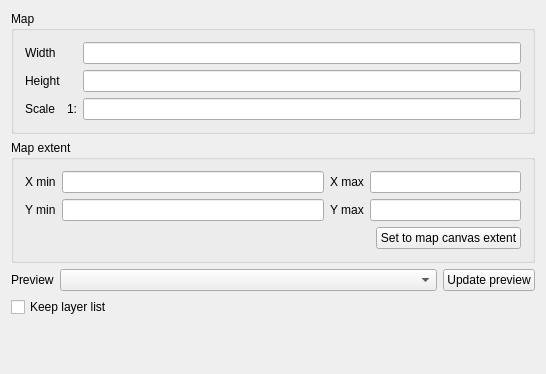
Old version of the form src/ui/qgscomposermapwidgetbase.ui in the repository qgis/QGIS.
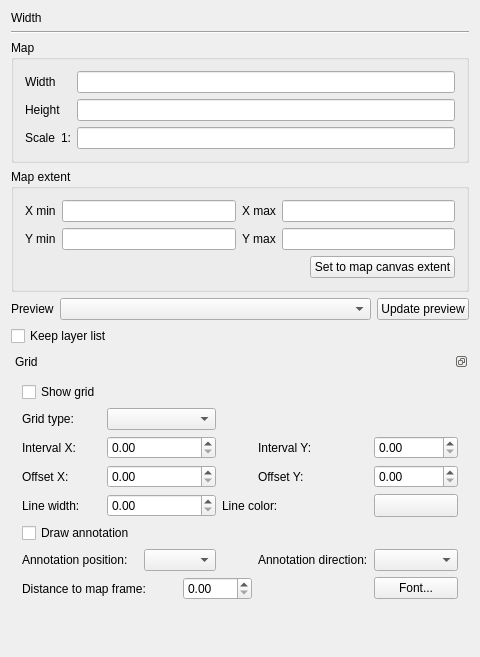
New version of the form. Custom widgets are drawn as their Qt base class.

```diff
--- a/src/ui/qgscomposermapwidgetbase.ui
+++ b/src/ui/qgscomposermapwidgetbase.ui
@@ -1,12 +1,12 @@
 <ui version="4.0" >
  <class>QgsComposerMapWidgetBase</class>
- <widget class="QWidget" name="QgsComposerMapWidgetBase" >
-  <property name="geometry" >
+ <widget class="QWidget" name="QgsComposerMapWidgetBase">
+  <property name="geometry">
    <rect>
     <x>0</x>
     <y>0</y>
-    <width>546</width>
-    <height>374</height>
+    <width>472</width>
+    <height>657</height>
    </rect>
   </property>
   <property name="sizePolicy" >
@@ -18,19 +18,45 @@
   <property name="windowTitle" >
    <string>Map options</string>
   </property>
-  <layout class="QGridLayout" >
-   <item row="0" column="0" colspan="3" >
-    <widget class="QGroupBox" name="groupBox" >
-     <property name="title" >
+  <layout class="QGridLayout" name="gridLayout_3">
+   <item row="0" column="0">
+    <widget class="QLabel" name="textLabel1">
+     <property name="text">
+      <string>Width</string>
+     </property>
+     <property name="wordWrap">
+      <bool>true</bool>
+     </property>
+     <property name="buddy">
+      <cstring>mWidthLineEdit</cstring>
+     </property>
+    </widget>
+   </item>
+   <item row="1" column="0">
+    <widget class="Line" name="line1">
+     <property name="frameShape">
+      <enum>QFrame::HLine</enum>
+     </property>
+     <property name="frameShadow">
+      <enum>QFrame::Sunken</enum>
+     </property>
+     <property name="orientation">
+      <enum>Qt::Horizontal</enum>
+     </property>
+    </widget>
+   </item>
+   <item row="2" column="0">
+    <widget class="QGroupBox" name="mMapGroupBox">
+     <property name="title">
       <string>Map</string>
      </property>
-     <layout class="QGridLayout" >
-      <item row="0" column="0" >
-       <widget class="QLabel" name="textLabel1" >
-        <property name="text" >
+     <layout class="QGridLayout" name="gridLayout_2">
+      <item row="0" column="0">
+       <widget class="QLabel" name="textLabel1">
+        <property name="text">
          <string>Width</string>
         </property>
-        <property name="wordWrap" >
+        <property name="wordWrap">
          <bool>true</bool>
         </property>
         <property name="buddy" >
@@ -38,29 +64,25 @@
         </property>
        </widget>
       </item>
-      <item row="0" column="2" >
-       <widget class="QLineEdit" name="mWidthLineEdit" />
+      <item row="0" column="1">
+       <widget class="QLineEdit" name="mWidthLineEdit"/>
       </item>
-      <item row="1" column="0" >
-       <widget class="QLabel" name="textLabel2" >
-        <property name="text" >
+      <item row="1" column="0">
+       <widget class="QLabel" name="label_3">
+        <property name="text">
          <string>Height</string>
         </property>
-        <property name="wordWrap" >
-         <bool>true</bool>
-        </property>
-        <property name="buddy" >
-         <cstring>mHeightLineEdit</cstring>
-        </property>
        </widget>
       </item>
-      <item row="1" column="2" >
-       <widget class="QLineEdit" name="mHeightLineEdit" />
+      <item row="1" column="1">
+       <widget class="QLineEdit" name="mHeightLineEdit"/>
       </item>
-      <item row="2" column="0" >
-       <widget class="QLabel" name="label_2" >
-        <property name="sizePolicy" >
-         <sizepolicy vsizetype="Preferred" hsizetype="Preferred" >
+      <item row="2" column="0">
+       <layout class="QHBoxLayout" name="horizontalLayout">
+        <item>
+         <widget class="QLabel" name="label_2">
+          <property name="sizePolicy">
+           <sizepolicy hsizetype="Preferred" vsizetype="Preferred">
           <horstretch>0</horstretch>
           <verstretch>0</verstretch>
          </sizepolicy>
@@ -73,19 +95,18 @@
         </property>
        </widget>
       </item>
-      <item row="2" column="1" >
-       <widget class="QLabel" name="label" >
-        <property name="text" >
+        <item>
+         <widget class="QLabel" name="label">
+          <property name="text">
          <string>1:</string>
         </property>
-        <property name="alignment" >
-         <set>Qt::AlignRight|Qt::AlignTrailing|Qt::AlignVCenter</set>
-        </property>
-       </widget>
-      </item>
-      <item row="2" column="2" >
-       <widget class="QLineEdit" name="mScaleLineEdit" >
-        <property name="inputMask" >
+         </widget>
+        </item>
+       </layout>
+      </item>
+      <item row="2" column="1">
+       <widget class="QLineEdit" name="mScaleLineEdit">
+        <property name="inputMask">
          <string/>
         </property>
        </widget>
@@ -93,15 +114,20 @@
      </layout>
     </widget>
    </item>
-   <item row="1" column="0" colspan="3" >
-    <widget class="QGroupBox" name="mMapExtentGroupBox" >
-     <property name="title" >
+   <item row="3" column="0">
+    <widget class="QGroupBox" name="mMapExtentGroupBox">
+     <property name="title">
       <string>Map extent</string>
      </property>
-     <layout class="QGridLayout" >
-      <item row="0" column="0" >
-       <widget class="QLabel" name="mXMinLabel" >
-        <property name="enabled" >
+     <layout class="QVBoxLayout" name="verticalLayout">
+      <item>
+       <layout class="QGridLayout" name="gridLayout_4">
+        <item row="0" column="1">
+         <widget class="QLineEdit" name="mXMinLineEdit"/>
+        </item>
+        <item row="0" column="0">
+         <widget class="QLabel" name="mXMinLabel">
+          <property name="enabled">
          <bool>true</bool>
         </property>
         <property name="text" >
@@ -112,25 +138,12 @@
         </property>
        </widget>
       </item>
-      <item row="0" column="1" >
-       <widget class="QLineEdit" name="mXMinLineEdit" />
-      </item>
-      <item row="0" column="2" >
-       <widget class="QLabel" name="mXMaxLabel" >
-        <property name="text" >
-         <string>X max</string>
-        </property>
-        <property name="buddy" >
-         <cstring>mXMaxLineEdit</cstring>
-        </property>
-       </widget>
-      </item>
-      <item row="0" column="3" colspan="2" >
-       <widget class="QLineEdit" name="mXMaxLineEdit" />
-      </item>
-      <item row="1" column="0" >
-       <widget class="QLabel" name="mYMinLabel" >
-        <property name="text" >
+        <item row="1" column="1">
+         <widget class="QLineEdit" name="mYMinLineEdit"/>
+        </item>
+        <item row="1" column="0">
+         <widget class="QLabel" name="mYMinLabel">
+          <property name="text">
          <string>Y min</string>
         </property>
         <property name="buddy" >
@@ -138,12 +151,25 @@
         </property>
        </widget>
       </item>
-      <item row="1" column="1" >
-       <widget class="QLineEdit" name="mYMinLineEdit" />
-      </item>
-      <item row="1" column="2" >
-       <widget class="QLabel" name="mYMaxLabel" >
-        <property name="text" >
+        <item row="0" column="3">
+         <widget class="QLineEdit" name="mXMaxLineEdit"/>
+        </item>
+        <item row="1" column="3">
+         <widget class="QLineEdit" name="mYMaxLineEdit"/>
+        </item>
+        <item row="0" column="2">
+         <widget class="QLabel" name="mXMaxLabel">
+          <property name="text">
+           <string>X max</string>
+          </property>
+          <property name="buddy">
+           <cstring>mXMaxLineEdit</cstring>
+          </property>
+         </widget>
+        </item>
+        <item row="1" column="2">
+         <widget class="QLabel" name="mYMaxLabel">
+          <property name="text">
          <string>Y max</string>
         </property>
         <property name="buddy" >
@@ -151,10 +177,11 @@
         </property>
        </widget>
       </item>
-      <item row="1" column="3" colspan="2" >
-       <widget class="QLineEdit" name="mYMaxLineEdit" />
+       </layout>
       </item>
-      <item row="2" column="0" colspan="4" >
+      <item>
+       <layout class="QHBoxLayout" name="horizontalLayout_5">
+        <item>
        <spacer>
         <property name="orientation" >
          <enum>Qt::Horizontal</enum>
@@ -167,19 +194,29 @@
         </property>
        </spacer>
       </item>
-      <item row="2" column="4" >
-       <widget class="QPushButton" name="mSetToMapCanvasExtentButton" >
-        <property name="text" >
+        <item>
+         <widget class="QPushButton" name="mSetToMapCanvasExtentButton">
+          <property name="sizePolicy">
+           <sizepolicy hsizetype="Minimum" vsizetype="Fixed">
+            <horstretch>0</horstretch>
+            <verstretch>0</verstretch>
+           </sizepolicy>
+          </property>
+          <property name="text">
          <string>Set to map canvas extent</string>
         </property>
        </widget>
       </item>
      </layout>
+      </item>
+     </layout>
     </widget>
    </item>
-   <item row="2" column="0" >
-    <widget class="QLabel" name="mPreviewModeLabel" >
-     <property name="text" >
+   <item row="4" column="0">
+    <layout class="QHBoxLayout" name="horizontalLayout_2">
+     <item>
+      <widget class="QLabel" name="mPreviewModeLabel">
+       <property name="text">
       <string>Preview</string>
      </property>
      <property name="wordWrap" >
@@ -190,31 +227,200 @@
      </property>
     </widget>
    </item>
-   <item row="2" column="1" >
-    <widget class="QComboBox" name="mPreviewModeComboBox" >
-     <property name="sizePolicy" >
-      <sizepolicy vsizetype="Fixed" hsizetype="Expanding" >
+     <item>
+      <widget class="QComboBox" name="mPreviewModeComboBox">
+       <property name="sizePolicy">
+        <sizepolicy hsizetype="Expanding" vsizetype="Fixed">
        <horstretch>0</horstretch>
        <verstretch>0</verstretch>
       </sizepolicy>
      </property>
     </widget>
    </item>
-   <item row="2" column="2" >
-    <widget class="QPushButton" name="mUpdatePreviewButton" >
-     <property name="text" >
+     <item>
+      <widget class="QPushButton" name="mUpdatePreviewButton">
+       <property name="text">
       <string>Update preview</string>
      </property>
     </widget>
    </item>
-   <item row="3" column="0" colspan="2" >
-    <widget class="QCheckBox" name="mKeepLayerListCheckBox" >
-     <property name="text" >
+    </layout>
+   </item>
+   <item row="5" column="0">
+    <widget class="QCheckBox" name="mKeepLayerListCheckBox">
+     <property name="text">
       <string>Keep layer list</string>
      </property>
     </widget>
    </item>
-   <item row="4" column="1" colspan="2" >
+   <item row="6" column="0">
+    <widget class="QDockWidget" name="mGridDockWidget">
+     <property name="floating">
+      <bool>true</bool>
+     </property>
+     <property name="features">
+      <set>QDockWidget::DockWidgetFloatable|QDockWidget::DockWidgetMovable</set>
+     </property>
+     <property name="windowTitle">
+      <string>Grid</string>
+     </property>
+     <widget class="QWidget" name="dockWidgetContents">
+      <layout class="QGridLayout" name="gridLayout">
+       <item row="0" column="0">
+        <widget class="QCheckBox" name="mGridCheckBox">
+         <property name="text">
+          <string>Show grid</string>
+         </property>
+        </widget>
+       </item>
+       <item row="1" column="0">
+        <widget class="QLabel" name="mGridTypeLabel">
+         <property name="text">
+          <string>Grid type:</string>
+         </property>
+        </widget>
+       </item>
+       <item row="1" column="1" colspan="3">
+        <widget class="QComboBox" name="mGridTypeComboBox"/>
+       </item>
+       <item row="2" column="0">
+        <widget class="QLabel" name="mIntervalXLabel">
+         <property name="text">
+          <string>Interval X:</string>
+         </property>
+        </widget>
+       </item>
+       <item row="2" column="1" colspan="3">
+        <widget class="QDoubleSpinBox" name="mIntervalXSpinBox">
+         <property name="maximum">
+          <double>999999.000000000000000</double>
+         </property>
+        </widget>
+       </item>
+       <item row="2" column="5">
+        <widget class="QLabel" name="mIntervalYLabel">
+         <property name="text">
+          <string>Interval Y:</string>
+         </property>
+        </widget>
+       </item>
+       <item row="2" column="6">
+        <widget class="QDoubleSpinBox" name="mIntervalYSpinBox">
+         <property name="maximum">
+          <double>9999999.000000000000000</double>
+         </property>
+        </widget>
+       </item>
+       <item row="3" column="0">
+        <widget class="QLabel" name="mOffsetXLabel">
+         <property name="text">
+          <string>Offset X:</string>
+         </property>
+        </widget>
+       </item>
+       <item row="3" column="1" colspan="3">
+        <widget class="QDoubleSpinBox" name="mOffsetXSpinBox">
+         <property name="maximum">
+          <double>9999999.000000000000000</double>
+         </property>
+        </widget>
+       </item>
+       <item row="3" column="5">
+        <widget class="QLabel" name="mOffsetYLabel">
+         <property name="text">
+          <string>Offset Y:</string>
+         </property>
+        </widget>
+       </item>
+       <item row="3" column="6">
+        <widget class="QDoubleSpinBox" name="mOffsetYSpinBox">
+         <property name="maximum">
+          <double>9999999.000000000000000</double>
+         </property>
+        </widget>
+       </item>
+       <item row="4" column="0">
+        <widget class="QLabel" name="mLineWidthLabel">
+         <property name="text">
+          <string>Line width:</string>
+         </property>
+        </widget>
+       </item>
+       <item row="4" column="1" colspan="3">
+        <widget class="QDoubleSpinBox" name="mLineWidthSpinBox"/>
+       </item>
+       <item row="4" column="4" colspan="2">
+        <widget class="QLabel" name="mLineColorLabel">
+         <property name="text">
+          <string>Line color:</string>
+         </property>
+        </widget>
+       </item>
+       <item row="4" column="6">
+        <widget class="QgsColorButton" name="mLineColorButton">
+         <property name="sizePolicy">
+          <sizepolicy hsizetype="Preferred" vsizetype="Preferred">
+           <horstretch>0</horstretch>
+           <verstretch>0</verstretch>
+          </sizepolicy>
+         </property>
+         <property name="text">
+          <string/>
+         </property>
+        </widget>
+       </item>
+       <item row="5" column="0" colspan="2">
+        <widget class="QCheckBox" name="mDrawAnnotationCheckBox">
+         <property name="text">
+          <string>Draw annotation</string>
+         </property>
+        </widget>
+       </item>
+       <item row="6" column="0" colspan="2">
+        <widget class="QLabel" name="mAnnotationPositionLabel">
+         <property name="text">
+          <string>Annotation position:</string>
+         </property>
+        </widget>
+       </item>
+       <item row="6" column="2" colspan="2">
+        <widget class="QComboBox" name="mAnnotationPositionComboBox"/>
+       </item>
+       <item row="6" column="5">
+        <widget class="QLabel" name="mAnnotationDirectionLabel">
+         <property name="frameShape">
+          <enum>QFrame::NoFrame</enum>
+         </property>
+         <property name="text">
+          <string>Annotation direction:</string>
+         </property>
+        </widget>
+       </item>
+       <item row="6" column="6">
+        <widget class="QComboBox" name="mAnnotationDirectionComboBox"/>
+       </item>
+       <item row="7" column="0" colspan="3">
+        <widget class="QLabel" name="mDistanceToFrameLabel">
+         <property name="text">
+          <string>Distance to map frame:</string>
+         </property>
+        </widget>
+       </item>
+       <item row="7" column="3" colspan="2">
+        <widget class="QDoubleSpinBox" name="mDistanceToMapFrameSpinBox"/>
+       </item>
+       <item row="7" column="6">
+        <widget class="QPushButton" name="mAnnotationFontButton">
+         <property name="text">
+          <string>Font...</string>
+         </property>
+        </widget>
+       </item>
+      </layout>
+     </widget>
+    </widget>
+   </item>
+   <item row="7" column="0">
     <spacer>
      <property name="orientation" >
       <enum>Qt::Vertical</enum>
@@ -229,7 +435,14 @@
    </item>
   </layout>
  </widget>
- <layoutdefault spacing="6" margin="11" />
+ <layoutdefault spacing="6" margin="11"/>
+ <customwidgets>
+  <customwidget>
+   <class>QgsColorButton</class>
+   <extends>QToolButton</extends>
+   <header>qgscolorbutton.h</header>
+  </customwidget>
+ </customwidgets>
  <tabstops>
   <tabstop>mWidthLineEdit</tabstop>
   <tabstop>mHeightLineEdit</tabstop>
```
Left out of the diff: 40 changed lines with no effect on the pictures. Lines whose indentation alone changed are shown as unchanged.
